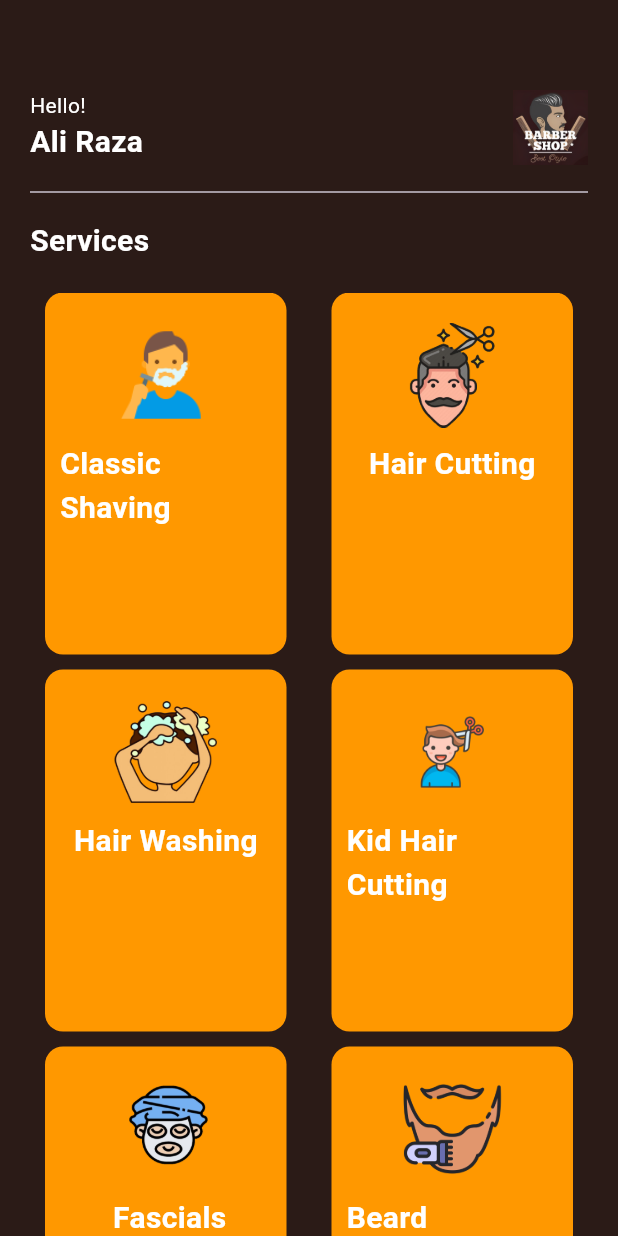
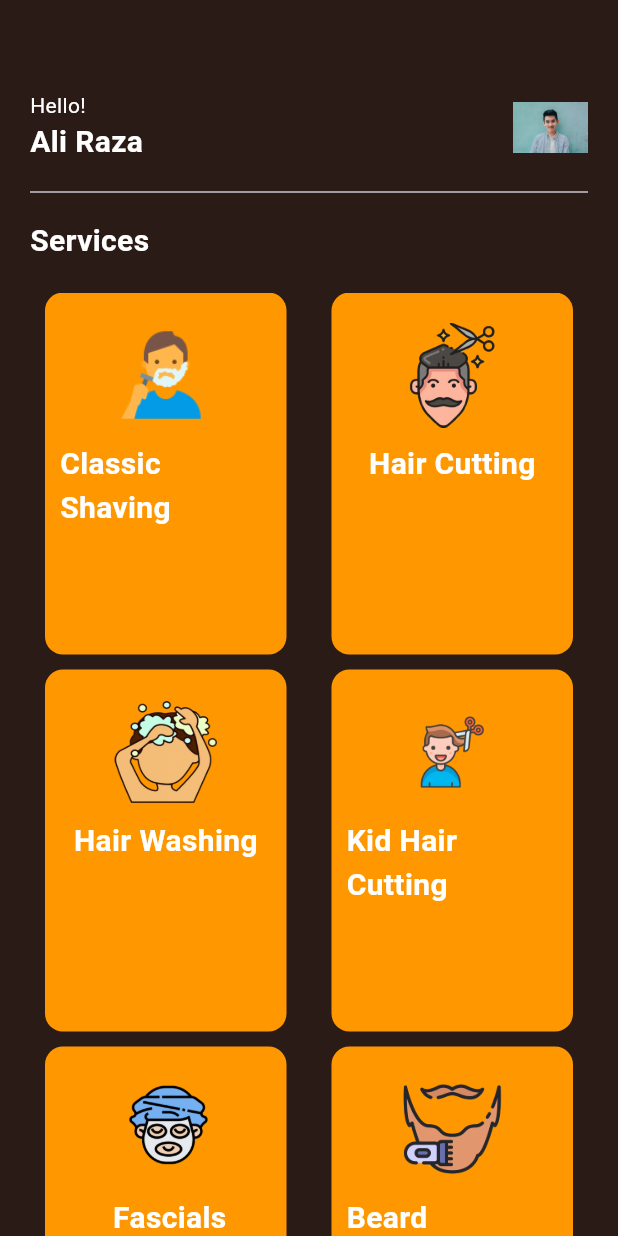
Before and after one commit to aliraza055/Barber-Shop, a Flutter app: the HomePage screen opened directly, on a phone screen of 412 x 824 dp. Run offline on Flutter 3.47's test engine with Material 3 defaults, Android fonts, the phone set to English and light mode, and no system bars.

Commit message:
add boy image to the main page

```diff
--- a/lib/pages/home_page.dart
+++ b/lib/pages/home_page.dart
@@ -38,7 +38,7 @@ class _HomePageState extends State<HomePage> {
                   ],
                 ),
                 // Text("data",style: TextStyle(color: Colors.white))
-                Image.asset('assets/barber.png',height: 50,width: 50,)
+                Image.asset('assets/boy.jpg',height: 50,width: 50,)
               ],
             ),
             SizedBox(height: 10,),
```
